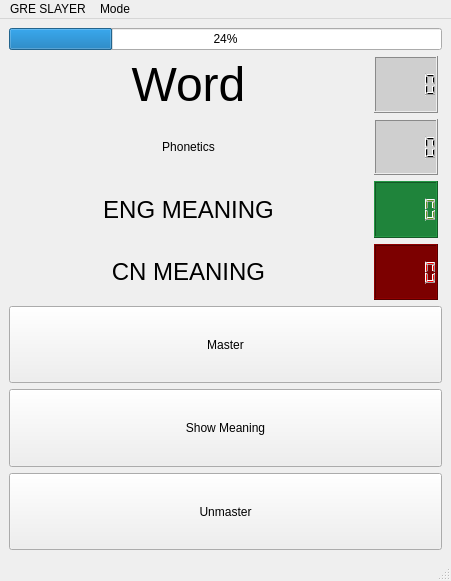
Above: data/greSlayer.ui from Fjx-dylanZ/gre-slayer before the change. Below: the same form after it.
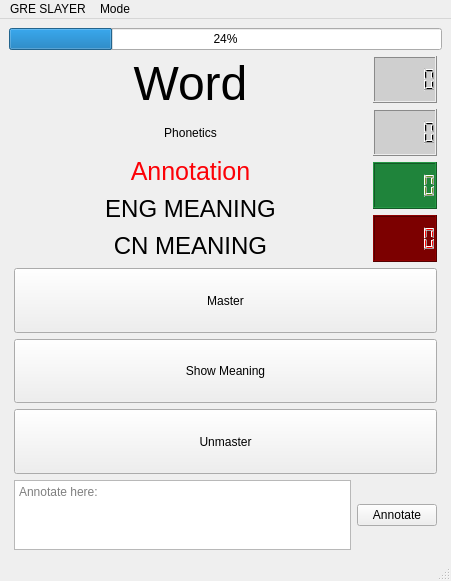
That is the form after the change.

Commit message: beta 0.0.2: 1. Qucik dictionary lookup, command + D 2. Annotate, command + period bug fixes and improvements

Patch:
```diff
--- a/data/greSlayer.ui
+++ b/data/greSlayer.ui
@@ -17,7 +17,7 @@
    <property name="layoutDirection">
     <enum>Qt::LeftToRight</enum>
    </property>
-   <layout class="QVBoxLayout" name="verticalLayout_2">
+   <layout class="QVBoxLayout" name="verticalLayout_2" stretch="1,10,10,1">
     <item>
      <widget class="QProgressBar" name="progressBar">
       <property name="value">
@@ -26,7 +26,13 @@
      </widget>
     </item>
     <item>
-     <layout class="QHBoxLayout" name="horizontalLayout" stretch="10,1,0">
+     <layout class="QHBoxLayout" name="horizontalLayout" stretch="10,1">
+      <property name="leftMargin">
+       <number>5</number>
+      </property>
+      <property name="rightMargin">
+       <number>5</number>
+      </property>
       <item>
        <layout class="QVBoxLayout" name="verticalLayout">
         <item>
@@ -60,6 +66,28 @@
           </property>
          </widget>
         </item>
+        <item>
+         <widget class="QLabel" name="annot_label">
+          <property name="font">
+           <font>
+            <pointsize>19</pointsize>
+           </font>
+          </property>
+          <property name="styleSheet">
+           <string notr="true">color: rgb(252, 1, 7);
+</string>
+          </property>
+          <property name="text">
+           <string>Annotation</string>
+          </property>
+          <property name="alignment">
+           <set>Qt::AlignCenter</set>
+          </property>
+          <property name="wordWrap">
+           <bool>true</bool>
+          </property>
+         </widget>
+        </item>
         <item>
          <widget class="QLabel" name="engMean_label">
           <property name="font">
@@ -142,23 +170,16 @@
         </item>
        </layout>
       </item>
-      <item>
-       <spacer name="horizontalSpacer">
-        <property name="orientation">
-         <enum>Qt::Horizontal</enum>
-        </property>
-        <property name="sizeHint" stdset="0">
-         <size>
-          <width>4</width>
-          <height>2</height>
-         </size>
-        </property>
-       </spacer>
-      </item>
      </layout>
     </item>
     <item>
      <layout class="QVBoxLayout" name="chooseButton">
+      <property name="leftMargin">
+       <number>5</number>
+      </property>
+      <property name="rightMargin">
+       <number>5</number>
+      </property>
       <item>
        <widget class="QPushButton" name="masterButton">
         <property name="sizePolicy">
@@ -200,6 +221,45 @@
       </item>
      </layout>
     </item>
+    <item>
+     <layout class="QHBoxLayout" name="annot_Layout">
+      <property name="leftMargin">
+       <number>5</number>
+      </property>
+      <property name="rightMargin">
+       <number>5</number>
+      </property>
+      <item>
+       <widget class="QPlainTextEdit" name="annot_plainTextEdit">
+        <property name="sizePolicy">
+         <sizepolicy hsizetype="Expanding" vsizetype="Expanding">
+          <horstretch>0</horstretch>
+          <verstretch>0</verstretch>
+         </sizepolicy>
+        </property>
+        <property name="tabChangesFocus">
+         <bool>true</bool>
+        </property>
+        <property name="textInteractionFlags">
+         <set>Qt::LinksAccessibleByKeyboard|Qt::LinksAccessibleByMouse|Qt::TextBrowserInteraction|Qt::TextEditable|Qt::TextEditorInteraction|Qt::TextSelectableByKeyboard|Qt::TextSelectableByMouse</set>
+        </property>
+        <property name="placeholderText">
+         <string>Annotate here:</string>
+        </property>
+       </widget>
+      </item>
+      <item>
+       <widget class="QPushButton" name="annotButton">
+        <property name="text">
+         <string>Annotate</string>
+        </property>
+        <property name="shortcut">
+         <string>Ctrl+Return</string>
+        </property>
+       </widget>
+      </item>
+     </layout>
+    </item>
    </layout>
   </widget>
   <widget class="QMenuBar" name="menubar">
```
Left out of the diff: 23 changed lines with no effect on the pictures. The commit also changes 2 other files.
